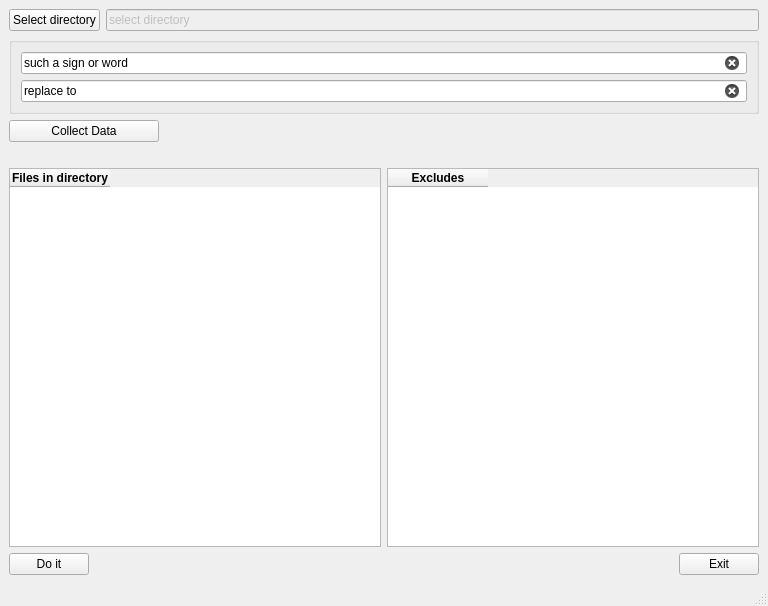
Old version of the form mainwindow.ui in the repository knasan/rrn-gui.
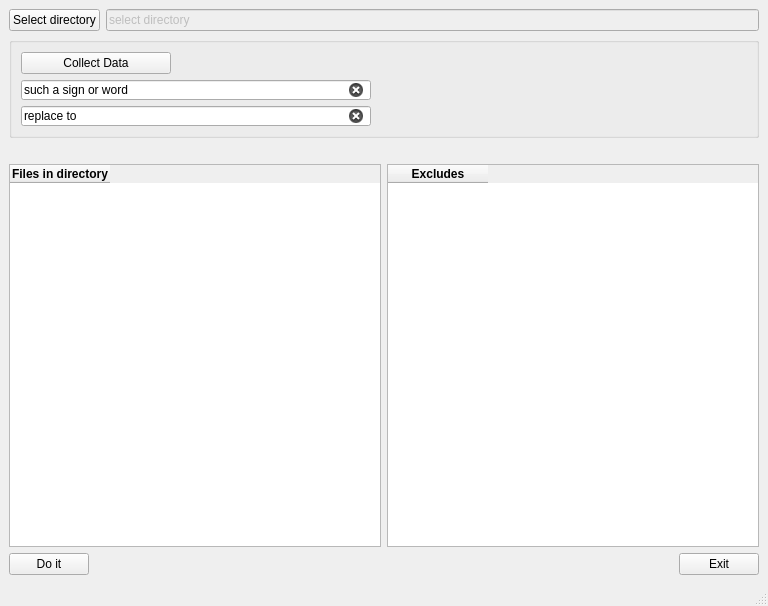
New version of the form.

Diff of the .ui file:
```diff
--- a/mainwindow.ui
+++ b/mainwindow.ui
@@ -68,14 +68,58 @@
       <item>
        <widget class="QGroupBox" name="groupBoxSearchReplace">
         <layout class="QVBoxLayout" name="verticalLayout_2">
+         <item>
+          <layout class="QVBoxLayout" name="verticalLayout_4">
+           <property name="leftMargin">
+            <number>0</number>
+           </property>
+           <property name="topMargin">
+            <number>0</number>
+           </property>
+           <item>
+            <widget class="QPushButton" name="pushButton_Collect">
+             <property name="sizePolicy">
+              <sizepolicy hsizetype="Fixed" vsizetype="Fixed">
+               <horstretch>0</horstretch>
+               <verstretch>0</verstretch>
+              </sizepolicy>
+             </property>
+             <property name="maximumSize">
+              <size>
+               <width>150</width>
+               <height>30</height>
+              </size>
+             </property>
+             <property name="locale">
+              <locale language="English" country="UnitedStates"/>
+             </property>
+             <property name="text">
+              <string>Collect Data</string>
+             </property>
+            </widget>
+           </item>
+          </layout>
+         </item>
          <item>
           <widget class="QLineEdit" name="lineEdit_Search">
            <property name="sizePolicy">
-            <sizepolicy hsizetype="Expanding" vsizetype="Fixed">
+            <sizepolicy hsizetype="Minimum" vsizetype="Minimum">
              <horstretch>0</horstretch>
              <verstretch>0</verstretch>
             </sizepolicy>
            </property>
+           <property name="minimumSize">
+            <size>
+             <width>100</width>
+             <height>20</height>
+            </size>
+           </property>
+           <property name="maximumSize">
+            <size>
+             <width>350</width>
+             <height>20</height>
+            </size>
+           </property>
            <property name="locale">
             <locale language="English" country="UnitedStates"/>
            </property>
@@ -89,6 +133,18 @@
          </item>
          <item>
           <widget class="QLineEdit" name="lineEdit_Replace">
+           <property name="sizePolicy">
+            <sizepolicy hsizetype="Minimum" vsizetype="Fixed">
+             <horstretch>0</horstretch>
+             <verstretch>0</verstretch>
+            </sizepolicy>
+           </property>
+           <property name="maximumSize">
+            <size>
+             <width>350</width>
+             <height>20</height>
+            </size>
+           </property>
            <property name="locale">
             <locale language="English" country="UnitedStates"/>
            </property>
@@ -103,28 +159,6 @@
         </layout>
        </widget>
       </item>
-      <item>
-       <widget class="QPushButton" name="pushButton_Collect">
-        <property name="sizePolicy">
-         <sizepolicy hsizetype="Fixed" vsizetype="Fixed">
-          <horstretch>0</horstretch>
-          <verstretch>0</verstretch>
-         </sizepolicy>
-        </property>
-        <property name="maximumSize">
-         <size>
-          <width>150</width>
-          <height>30</height>
-         </size>
-        </property>
-        <property name="locale">
-         <locale language="English" country="UnitedStates"/>
-        </property>
-        <property name="text">
-         <string>Collect Data</string>
-        </property>
-       </widget>
-      </item>
      </layout>
     </item>
     <item>
```
